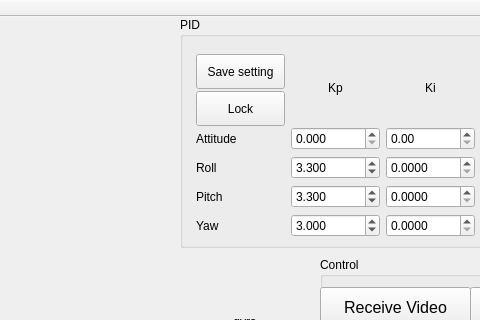
Above: src/client-GUI/mainwindow.ui from P373RW4NG/RaspberryPi-Quadcopter before the change; both pictures show x 360 to 840 and y 0 to 320 of the 1127 by 721 pixel window. Below: the same form after it.
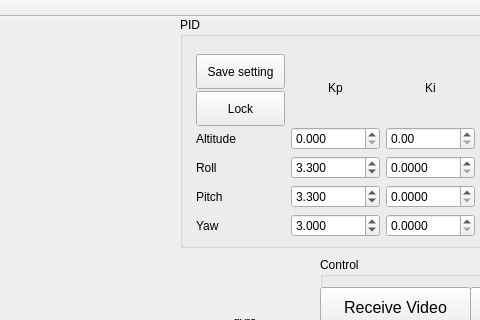
That is the form after the change.

The edit to the form file:
```diff
--- a/src/client-GUI/mainwindow.ui
+++ b/src/client-GUI/mainwindow.ui
@@ -441,7 +441,7 @@
          </sizepolicy>
         </property>
         <property name="text">
-         <string>Attitude</string>
+         <string>Altitude</string>
         </property>
        </widget>
       </item>
```
